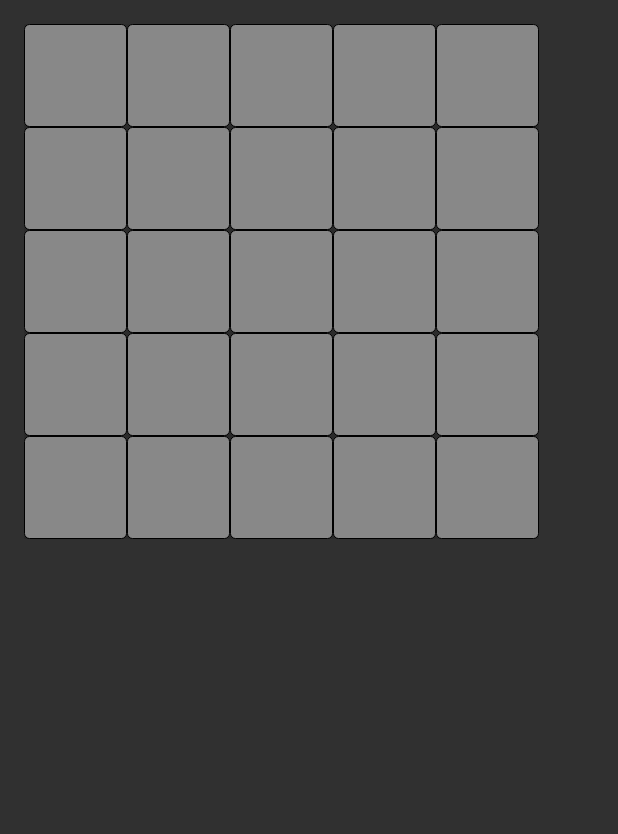
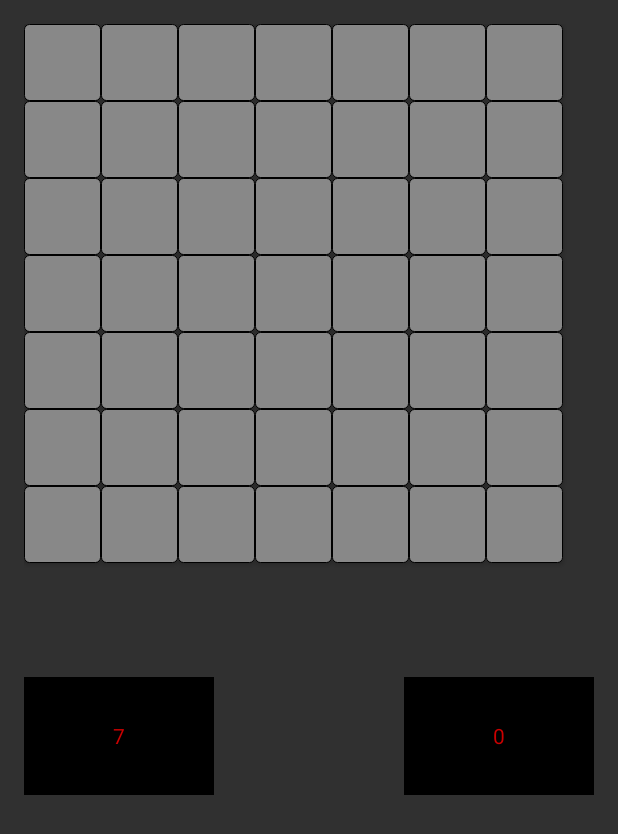
Before and after one commit to alexbrod/Minesweeper, an Android app: the GameActivity screen opened directly, with no data from a screen before it, on a phone screen of 412 x 824 dp. Shown: the top 834 px of the screen. Run offline under Robolectric (Android 15) with nearby library versions, the phone set to English and light mode, and no system bars; 1 statement that could not run was skipped.

Commit message:
all game functionallity is working

```diff
--- a/app/src/main/AndroidManifest.xml
+++ b/app/src/main/AndroidManifest.xml
@@ -7,7 +7,6 @@
         android:icon="@mipmap/ic_launcher"
         android:label="@string/app_name"
         android:supportsRtl="true"
-
         android:theme="@style/Theme.AppCompat.NoActionBar">
         <activity android:name=".ui.MenuActivity">
             <intent-filter>
@@ -16,7 +15,8 @@
                 <category android:name="android.intent.category.LAUNCHER" />
             </intent-filter>
         </activity>
-        <activity android:name=".ui.GameActivity"></activity>
+        <activity android:name=".ui.GameActivity" />
+        <activity android:name=".ui.LevelActivity"></activity>
     </application>
 
 </manifest>
--- a/app/src/main/java/alexbrod/minesweeper/bl/Cell.java
+++ b/app/src/main/java/alexbrod/minesweeper/bl/Cell.java
@@ -5,11 +5,14 @@ package alexbrod.minesweeper.bl;
  */
 public class Cell {
     private boolean isRevealed;
+    private boolean isEmpty;
+    private boolean isFlagged;
     private int row;
     private int col;
 
     public Cell(){
         isRevealed = false;
+        isEmpty = true;
     }
 
     public boolean isRevealed() {
@@ -35,4 +38,20 @@ public class Cell {
     public void setCol(int col) {
         this.col = col;
     }
+
+    public boolean isEmpty(){
+        return isEmpty;
+    }
+
+    public void setEmpty(boolean empty) {
+        isEmpty = empty;
+    }
+
+    public boolean getIsFlagged() {
+        return isFlagged;
+    }
+
+    public void setFlagged(boolean flagged) {
+        isFlagged = flagged;
+    }
 }
--- a/app/src/main/java/alexbrod/minesweeper/bl/Mine.java
+++ b/app/src/main/java/alexbrod/minesweeper/bl/Mine.java
@@ -4,4 +4,8 @@ package alexbrod.minesweeper.bl;
  * Created by Alex Brod on 11/26/2016.
  */
 public class Mine extends Cell {
+
+    public Mine(){
+        setEmpty(false);
+    }
 }
--- a/app/src/main/java/alexbrod/minesweeper/bl/Number.java
+++ b/app/src/main/java/alexbrod/minesweeper/bl/Number.java
@@ -8,8 +8,10 @@ public class Number extends Cell {
 
     private int value;
 
-    public Number(int value){
+    public Number(int value)
+    {
         this.value = value;
+        setEmpty(false);
     }
 
 
--- /dev/null
+++ b/app/src/main/java/alexbrod/minesweeper/bl/gameInterfaceListener.java
@@ -0,0 +1,21 @@
+package alexbrod.minesweeper.bl;
+
+/**
+ * Created by Alex Brod on 12/4/2016.
+ */
+
+public interface GameInterfaceListener {
+    enum CELL_CONTENT {
+        EMPTY,
+        MINE,
+        NUMBER
+    }
+
+    void onCellRevealed(int row, int col, CELL_CONTENT cellContent );
+    void onSetFlag(int row, int col);
+    void onClearFlag(int row, int col);
+    void onGameOver();
+    void onVictory();
+    void updateTimeView(int secondsPassed);
+    void updateNumOfMinesView(int mines);
+}
--- a/app/src/main/java/alexbrod/minesweeper/ui/CellButton.java
+++ b/app/src/main/java/alexbrod/minesweeper/ui/CellButton.java
@@ -2,24 +2,27 @@ package alexbrod.minesweeper.ui;
 
 import android.content.Context;
 import android.graphics.Color;
+import android.graphics.drawable.GradientDrawable;
 import android.view.View;
 import android.widget.Button;
-import android.widget.Switch;
 
 
 /**
  * Created by Alex Brod on 11/24/2016.
  */
 
-public class CellButton extends Button implements View.OnClickListener{
+public class CellButton extends Button implements View.OnClickListener, View.OnLongClickListener{
 
     private int col;
     private int row;
     private CellButtonOnClickListener cellButtonOnClickListener;
+    private GradientDrawable gradientDrawable;
 
     public CellButton(Context context) {
         super(context);
         setOnClickListener(this);
+        setOnLongClickListener(this);
+        gradientDrawable = new GradientDrawable();
     }
 
     public void setPosition(int row, int col) {
@@ -43,8 +46,8 @@ public class CellButton extends Button implements View.OnClickListener{
         this.row = row;
     }
 
-    public void setCellButtonOnClickListener(CellButtonOnClickListener listener) {
-        this.cellButtonOnClickListener = listener;
+    public void setCellButtonOnClickListener(CellButtonOnClickListener cellButtonOnClickListener) {
+        this.cellButtonOnClickListener = cellButtonOnClickListener;
     }
 
     @Override
@@ -81,4 +84,13 @@ public class CellButton extends Button implements View.OnClickListener{
 
         }
     }
+
+    @Override
+    public boolean onLongClick(View view) {
+        return cellButtonOnClickListener.cellButtonOnLongClick(this);
+    }
+
+    public GradientDrawable getGradientDrawable() {
+        return gradientDrawable;
+    }
 }
--- a/app/src/main/java/alexbrod/minesweeper/ui/CellButtonOnClickListener.java
+++ b/app/src/main/java/alexbrod/minesweeper/ui/CellButtonOnClickListener.java
@@ -8,4 +8,5 @@ import alexbrod.minesweeper.ui.CellButton;
 
 public interface CellButtonOnClickListener  {
     void cellButtonOnClick(CellButton b);
+    boolean cellButtonOnLongClick(CellButton b);
 }
--- a/app/src/main/java/alexbrod/minesweeper/ui/GameActivity.java
+++ b/app/src/main/java/alexbrod/minesweeper/ui/GameActivity.java
@@ -1,46 +1,48 @@
 package alexbrod.minesweeper.ui;
 
 import android.content.Context;
+import android.content.DialogInterface;
+import android.content.Intent;
 import android.graphics.Color;
 import android.graphics.drawable.GradientDrawable;
 import android.os.Bundle;
-import android.support.v7.app.ActionBar;
+import android.support.v7.app.AlertDialog;
 import android.support.v7.app.AppCompatActivity;
 import android.util.DisplayMetrics;
 import android.view.Display;
 import android.view.ViewGroup;
 import android.view.WindowManager;
 import android.widget.GridLayout;
-import android.widget.RelativeLayout;
+import android.widget.LinearLayout;
+import android.widget.TextView;
 
 import alexbrod.minesweeper.R;
-import alexbrod.minesweeper.bl.Cell;
 import alexbrod.minesweeper.bl.GameBoard;
 import alexbrod.minesweeper.bl.GameInterfaceListener;
-import alexbrod.minesweeper.bl.Mine;
-import alexbrod.minesweeper.bl.Number;
 
 
 public class GameActivity extends AppCompatActivity implements CellButtonOnClickListener, GameInterfaceListener {
     private final int GAME_BOARD_RETIO = 2;
-    private int columnCount = 5;
-    private int rowCount = 5;
-    private int minesNum = 5;
+    private int columnCount = 7;
+    private int rowCount = 7;
+    private int minesNum = 7;
 
+    private TextView txtTimer;
+    private TextView txtMineNum;
     private GameBoard gameBoard;
     private GridLayout gridLayout;
-    private RelativeLayout relativeLayout;
     private DisplayMetrics dm;
+
+
+    //------------------------ system events ---------------------------------
 
     @Override
     protected void onCreate(Bundle savedInstanceState) {
         super.onCreate(savedInstanceState);
-        gameBoard = new GameBoard(rowCount, columnCount, minesNum);
         setContentView(R.layout.activity_game);
 
         //set layout parameters
-        relativeLayout = (RelativeLayout) findViewById(R.id.activity_game);
-        gridLayout = new GridLayout(this);
+        gridLayout = (GridLayout) findViewById(R.id.gridLayout);
         WindowManager wm = (WindowManager) getApplicationContext().getSystemService(Context.WINDOW_SERVICE);
         Display display = wm.getDefaultDisplay();
         dm = new DisplayMetrics();
@@ -50,92 +52,165 @@ public class GameActivity extends AppCompatActivity implements CellButtonOnClick
         gridLayout.setRowOrderPreserved(false);
 
         //start listening to bl events
+        initButtonsGrid();
+
+        txtMineNum = (TextView) findViewById(R.id.txtMines);
+        txtMineNum.setText(String.format("%d",minesNum));
+        txtTimer = (TextView) findViewById(R.id.txtTimer);
+
+        gameBoard = new GameBoard(rowCount, columnCount, minesNum);
         gameBoard.setGameInterfaceListener(this);
 
-        initButtonsGrid();
 
     }
 
+    @Override
+    public void onBackPressed() {
+        gameBoard.endGame();
+        this.finish();
+    }
+
+    //------------------- events generated by GUI----------------------
+
+    @Override
+    public void cellButtonOnClick(CellButton b) {
+        gameBoard.revealCell(b.getRow(),b.getCol());
+    }
+
+    @Override
+    public boolean cellButtonOnLongClick(CellButton b) {
+        //set flag or clear flag
+        gameBoard.flagEvent(b.getRow(), b.getCol());
+        return true;
+    }
+
+    //------------------- events generated by bl-----------------------
+
+    @Override
+    public void onCellRevealed(int row, int col, CELL_CONTENT cellContent) {
+        CellButton cellButton = getButtonFromGrid(row, col);
+        GradientDrawable gd = cellButton.getGradientDrawable();
+
+        if(cellContent == CELL_CONTENT.MINE){
+            cellButton.setText("M");
+            gd.setColor(Color.RED);
+        }
+        else if(cellContent == CELL_CONTENT.NUMBER){
+            gd.setColor(Color.LTGRAY);
+            cellButton.setText(String.format("%d", gameBoard.getValueOfNumberCell(row, col)));
+            cellButton.defineTextColor(gameBoard.getValueOfNumberCell(row,col));
+        }
+        else{
+            gd.setColor(Color.LTGRAY);
+        }
+        cellButton.setBackground(gd);
+        cellButton.invalidate();
+    }
+
+    @Override
+    public void onSetFlag(int row, int col) {
+        CellButton cellButton = getButtonFromGrid(row, col);
+        GradientDrawable gd = cellButton.getGradientDrawable();
+        gd.setColor(Color.MAGENTA);
+        cellButton.setBackground(gd);
+        cellButton.setText("F");
+    }
+
+    @Override
+    public void onClearFlag(int row, int col) {
+        CellButton cellButton = getButtonFromGrid(row, col);
+        GradientDrawable gd = cellButton.getGradientDrawable();
+        gd.setColor(Color.GRAY);
+        cellButton.setBackground(gd);
+        cellButton.setText("");
+    }
+
+    @Override
+    public void onGameOver() {
+        new AlertDialog.Builder(this)
+                .setTitle("GAME OVER!")
+                .setMessage("Do you want to play another game?")
+                .setCancelable(false)
+                .setPositiveButton(android.R.string.yes, new DialogInterface.OnClickListener() {
+                    public void onClick(DialogInterface dialog, int which) {
+                        //start over
+                        Intent intent = new Intent(GameActivity.this, GameActivity.class);
+                        startActivity(intent);
+                        finish();
+                    }
+                })
+                .setNegativeButton(android.R.string.no, new DialogInterface.OnClickListener() {
+                    public void onClick(DialogInterface dialog, int which) {
+                        finish();
+                    }
+                })
+                .setIcon(android.R.drawable.ic_dialog_alert)
+                .show();
+    }
+
+    @Override
+    public void onVictory() {
+        new AlertDialog.Builder(this)
+                .setTitle("You Won!")
+                .setMessage("Do you want to play another game?")
+                .setCancelable(false)
+                .setPositiveButton(android.R.string.yes, new DialogInterface.OnClickListener() {
+                    public void onClick(DialogInterface dialog, int which) {
+                        //start over
+                        Intent intent = new Intent(GameActivity.this, GameActivity.class);
+                        startActivity(intent);
+                        finish();
+                    }
+                })
+                .setNegativeButton(android.R.string.no, new DialogInterface.OnClickListener() {
+                    public void onClick(DialogInterface dialog, int which) {
+                        finish();
+                    }
+                })
+                .setIcon(android.R.drawable.ic_dialog_info)
+                .show();
+    }
+
+    @Override
+    public void updateTimeView(int secondsPassed) {
+        txtTimer.setText(String.format("%d", secondsPassed));
+    }
+
+    @Override
+    public void updateNumOfMinesView(int mines) {
+        txtMineNum.setText(String.format("%d", mines));
+
+    }
+
+    //------------------- assistance methods-------------------------------
+
+    private CellButton getButtonFromGrid(int row, int col){
+        return (CellButton)gridLayout.getChildAt(row * rowCount + col);
+    }
 
     private void initButtonsGrid(){
 
         gridLayout.setColumnCount(columnCount);
         gridLayout.setRowCount(rowCount);
-        relativeLayout.addView(gridLayout);
         int cellButtonWidth = dm.widthPixels/(columnCount + 1);
         int cellButtonHeight = (dm.heightPixels/GAME_BOARD_RETIO)/(rowCount + 1);
         ViewGroup.LayoutParams buttonLayoutParams = new ViewGroup.LayoutParams(cellButtonWidth, cellButtonHeight);
-
-        GradientDrawable gd = new GradientDrawable();
-        gd.setColor(Color.GRAY);
-        gd.setCornerRadius(5);
-        gd.setStroke(1, Color.BLACK);
 
         for (int i = 0; i < rowCount; i++){
             for (int j = 0; j < columnCount; j++) {
                 CellButton cellButton = new CellButton(this);
                 cellButton.setPosition(i,j);
                 cellButton.setLayoutParams(buttonLayoutParams);
+                //set drawable properties
+                GradientDrawable gd = cellButton.getGradientDrawable();
+                gd.setColor(Color.GRAY);
+                gd.setCornerRadius(5);
+                gd.setStroke(1, Color.BLACK);
                 cellButton.setBackground(gd);
+
                 gridLayout.addView(cellButton);
                 cellButton.setCellButtonOnClickListener(this);
             }
         }
     }
-
-
-    @Override
-    public void cellButtonOnClick(CellButton b) {
-        int row = b.getRow();
-        int col = b.getCol();
-        Cell cell = gameBoard.getGameBoardView()[row][col];
-
-        GradientDrawable gd = new GradientDrawable();
-        gd.setCornerRadius(5);
-        gd.setStroke(1, Color.BLACK);
-
-        if(!cell.isRevealed()){
-            cell.setRevealed(true);
-            if(cell instanceof Mine){
-                b.setText("mine");
-                gd.setColor(Color.RED);
-                b.setBackground(gd);
-            }
-            else if(cell instanceof Number){
-                gd.setColor(Color.LTGRAY);
-                b.setBackground(gd);
-                b.setText("" + ((Number) cell).getValue());
-                b.defineTextColor(((Number) cell).getValue());
-            }
-            else{
-                gd.setColor(Color.LTGRAY);
-                b.setBackground(gd);
-            }
-        }
-    }
-
-    @Override
-    public void onCellRevealed(int row, int col, CELL_CONTENT cellContent) {
-
-    }
-
-    @Override
-    public void onSetFlag(int row, int col) {
-
-    }
-
-    @Override
-    public void onClearFlag(int row, int col) {
-
-    }
-
-    @Override
-    public void onGameOver() {
-
-    }
-
-    @Override
-    public void onVictory() {
-
-    }
 }
--- a/app/src/main/java/alexbrod/minesweeper/ui/MenuActivity.java
+++ b/app/src/main/java/alexbrod/minesweeper/ui/MenuActivity.java
@@ -21,6 +21,7 @@ public class MenuActivity extends AppCompatActivity {
             public void onClick(View view) {
                 Intent intent = new Intent(MenuActivity.this, GameActivity.class);
                 startActivity(intent);
+
             }
         });
     }
--- a/app/src/main/res/layout/activity_game.xml
+++ b/app/src/main/res/layout/activity_game.xml
@@ -1,6 +1,7 @@
 <?xml version="1.0" encoding="utf-8"?>
-<RelativeLayout xmlns:android="http://schemas.android.com/apk/res/android"
+<LinearLayout xmlns:android="http://schemas.android.com/apk/res/android"
     xmlns:tools="http://schemas.android.com/tools"
+    android:orientation="vertical"
     android:id="@+id/activity_game"
     android:layout_width="match_parent"
     android:layout_height="match_parent"
@@ -10,4 +11,55 @@
     android:paddingTop="@dimen/activity_vertical_margin"
     tools:context="alexbrod.minesweeper.ui.GameActivity">
 
-</RelativeLayout>
+    <GridLayout
+        android:id="@+id/gridLayout"
+        android:layout_width="match_parent"
+        android:layout_height="0dp"
+        android:layout_weight="0.5">
+
+    </GridLayout>
+
+    <TextView
+        android:layout_width="match_parent"
+        android:layout_height="0dp"
+        android:layout_weight="0.05"/>
+
+    <LinearLayout
+        android:layout_width="match_parent"
+        android:layout_height="0dp"
+        android:orientation="horizontal"
+        android:layout_weight="0.1">
+
+        <TextView
+            android:id="@+id/txtMines"
+            android:layout_width="0dp"
+            android:layout_height="match_parent"
+            android:layout_weight="0.3"
+            android:background="@android:color/background_dark"
+            android:gravity="center"
+            android:textColor="@android:color/holo_red_dark"
+            android:text="0"/>
+
+        <TextView
+            android:layout_width="0dp"
+            android:layout_height="match_parent"
+            android:layout_weight="0.3"/>
+
+        <TextView
+            android:id="@+id/txtTimer"
+            android:layout_width="0dp"
+            android:layout_height="match_parent"
+            android:layout_weight="0.3"
+            android:background="@android:color/background_dark"
+            android:gravity="center"
+            android:textColor="@android:color/holo_red_dark"
+            android:text="0"/>
+
+    </LinearLayout>
+
+    <TextView
+        android:layout_width="match_parent"
+        android:layout_height="0dp"
+        android:layout_weight="0.35"/>
+
+</LinearLayout>
```
Also changed, not shown: app/src/main/java/alexbrod/minesweeper/bl/GameBoard.java (+139 -17 lines), app/src/main/java/alexbrod/minesweeper/ui/LevelActivity.java (added, +15 -0 lines).
